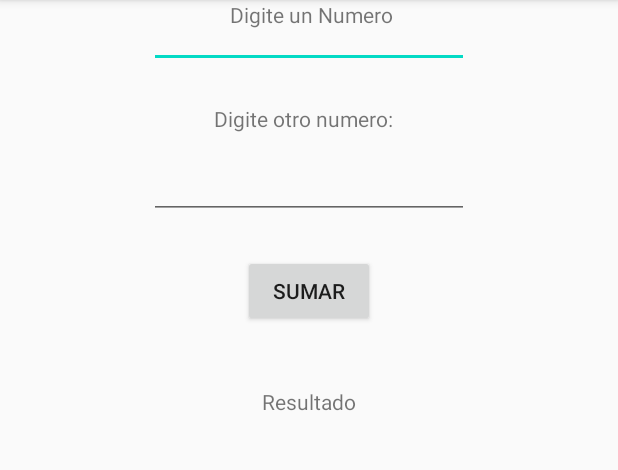
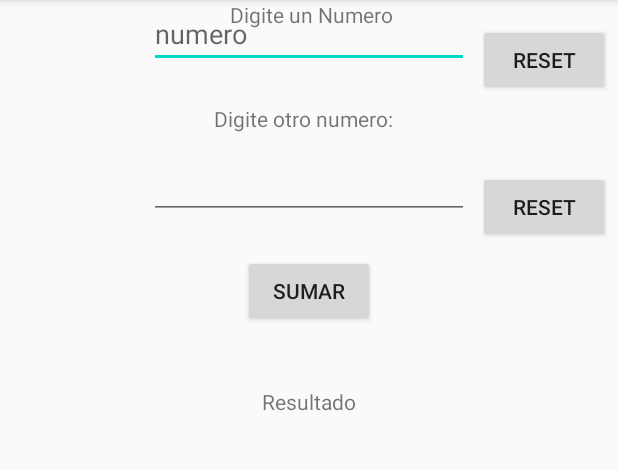
Before and after one commit to diegoprogramer/AndroidCalculator, an Android app: the screen it shows after launch (MainActivity), on a phone screen of 412 x 824 dp, the part 84-554 px from its top. Run offline under Robolectric (Android 15) with nearby library versions, the phone set to English and light mode, and no system bars.

Commit message:
calculadora suma

```diff
--- a/app/src/main/java/com/example/myapplicationnotas/MainActivity.java
+++ b/app/src/main/java/com/example/myapplicationnotas/MainActivity.java
@@ -27,8 +27,14 @@ public class MainActivity extends AppCompatActivity {
             int num2 = Integer.parseInt(txtNumero2.getText().toString());
             int res = num1 + num2;
             txtResultado.setText(""+res);
+    }
 
+    public void resetnum1(View view) {
+        txtNumero1.setText("");
+    }
 
+    public void resetnum2(View view) {
+        txtNumero2.setText("");
+    }
 
-    }
 }
--- a/app/src/main/res/layout/activity_main.xml
+++ b/app/src/main/res/layout/activity_main.xml
@@ -20,12 +20,12 @@
     <EditText
             android:layout_width="wrap_content"
             android:layout_height="wrap_content"
-            android:inputType="textPersonName"
+            android:inputType="number|textPersonName"
             android:text=""
             android:ems="10"
             android:id="@+id/txtNumero1"
             tools:layout_editor_absoluteY="20dp" app:layout_constraintStart_toStartOf="parent"
-            app:layout_constraintEnd_toEndOf="parent"/>
+            app:layout_constraintEnd_toEndOf="parent" android:hint="numero"/>
     <TextView
             android:text="Digite otro numero:"
             android:layout_width="wrap_content"
@@ -36,7 +36,7 @@
     <EditText
             android:layout_width="wrap_content"
             android:layout_height="wrap_content"
-            android:inputType="textPersonName"
+            android:inputType="number|textPersonName"
             android:text=""
             android:ems="10"
             android:id="@+id/txtNumero2"
@@ -59,5 +59,20 @@
             tools:ignore="MissingConstraints" android:layout_marginTop="40dp"
             app:layout_constraintTop_toBottomOf="@+id/btnSumar" app:layout_constraintEnd_toEndOf="parent"
             app:layout_constraintStart_toStartOf="parent"/>
+    <Button
+            android:layout_width="wrap_content"
+            android:onClick="resetnum1"
+            android:layout_height="wrap_content" android:id="@+id/btnReset1"
+            app:layout_constraintStart_toEndOf="@+id/txtNumero1"
+            app:layout_constraintEnd_toEndOf="parent" android:text="Reset" app:layout_constraintTop_toTopOf="parent"
+            android:layout_marginTop="16dp"/>
+    <Button
+            android:text="Reset"
+            android:layout_width="wrap_content"
+            android:layout_height="wrap_content" android:id="@+id/btnReset2"
+            android:onClick="resetnum2"
+            app:layout_constraintStart_toEndOf="@+id/txtNumero2"
+            app:layout_constraintEnd_toEndOf="parent" android:layout_marginTop="50dp"
+            app:layout_constraintTop_toBottomOf="@+id/btnReset1"/>
 
 </android.support.constraint.ConstraintLayout>
```
Also changed, not shown: 27 other files.
